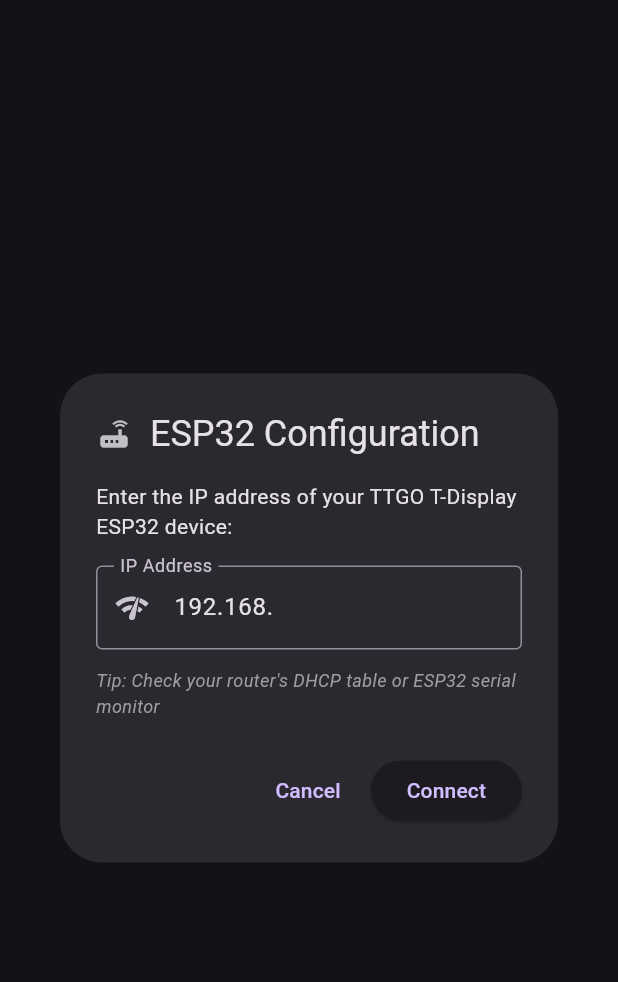
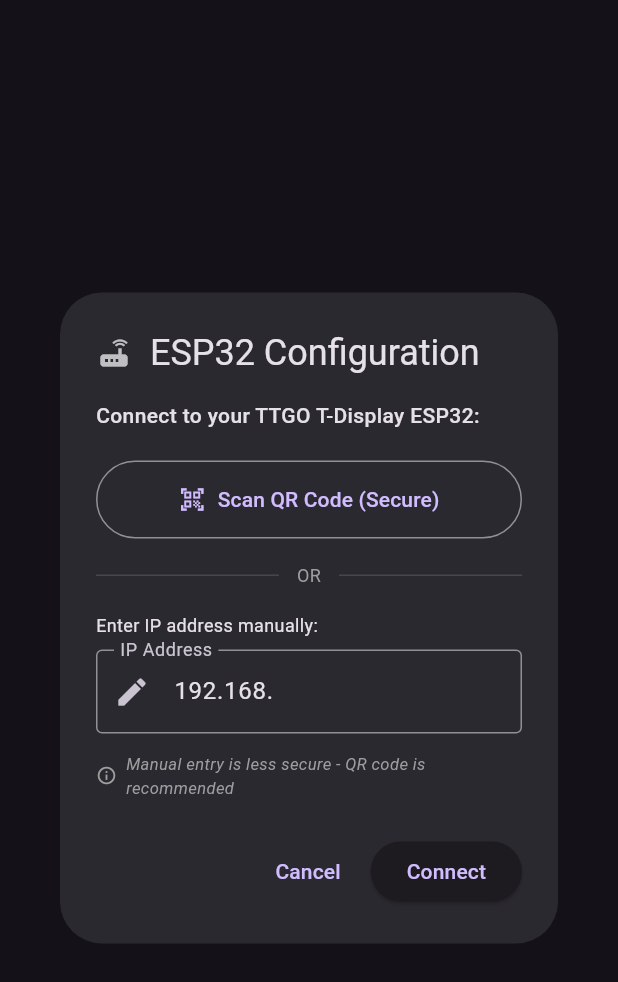
Before and after one commit to fb2001/Smart-Bidonville, a Flutter app: the IpConfigDialog widget shown alone on an empty page, opened directly, on a phone screen of 412 x 824 dp. Shown: the top 982 px of the screen. Run offline on Flutter 3.47's test engine with Material 3 defaults, Android fonts, the phone set to English and light mode, and no system bars; our stand-ins replace firebase_auth, firebase_core, google_sign_in, shared_preferences; missing offline and left inert: mobile_scanner; accounts and stored records are empty.

Commit message:
Add QR code token-based authentication for secure ESP32 device pairing

```diff
--- /dev/null
+++ b/lib/core/models/device_credentials.dart
@@ -0,0 +1,57 @@
+import 'dart:convert';
+
+/// Represents ESP32 device credentials scanned from QR code
+class DeviceCredentials {
+  final String ipAddress;
+  final String authToken;
+  final String? deviceName;
+
+  DeviceCredentials({
+    required this.ipAddress,
+    required this.authToken,
+    this.deviceName,
+  });
+
+  /// Parse credentials from QR code JSON
+  /// Expected format: {"ip": "172.20.10.2", "token": "abc123xyz", "name": "Living Room Fan"}
+  factory DeviceCredentials.fromQrCode(String qrData) {
+    try {
+      final json = jsonDecode(qrData) as Map<String, dynamic>;
+
+      if (!json.containsKey('ip') || !json.containsKey('token')) {
+        throw FormatException('QR code must contain "ip" and "token" fields');
+      }
+
+      return DeviceCredentials(
+        ipAddress: json['ip'] as String,
+        authToken: json['token'] as String,
+        deviceName: json['name'] as String?,
+      );
+    } catch (e) {
+      throw FormatException('Invalid QR code format: $e');
+    }
+  }
+
+  /// Convert to JSON for storage
+  Map<String, dynamic> toJson() {
+    return {
+      'ip': ipAddress,
+      'token': authToken,
+      if (deviceName != null) 'name': deviceName,
+    };
+  }
+
+  /// Create from stored JSON
+  factory DeviceCredentials.fromJson(Map<String, dynamic> json) {
+    return DeviceCredentials(
+      ipAddress: json['ip'] as String,
+      authToken: json['token'] as String,
+      deviceName: json['name'] as String?,
+    );
+  }
+
+  @override
+  String toString() {
+    return 'DeviceCredentials(ip: $ipAddress, token: ${authToken.substring(0, 8)}..., name: $deviceName)';
+  }
+}
--- a/lib/shared/widgets/ip_config_dialog.dart
+++ b/lib/shared/widgets/ip_config_dialog.dart
@@ -1,4 +1,6 @@
 import 'package:flutter/material.dart';
+import '../../core/models/device_credentials.dart';
+import 'qr_scanner_screen.dart';
 
 class IpConfigDialog extends StatefulWidget {
   final String? currentIp;
@@ -50,7 +52,34 @@
       return;
     }
 
-    Navigator.of(context).pop(ip);
+    // Return DeviceCredentials with IP but no token (manual entry)
+    final credentials = DeviceCredentials(
+      ipAddress: ip,
+      authToken: '', // No token for manual entry
+    );
+    Navigator.of(context).pop(credentials);
+  }
+
+  Future<void> _handleQrScan() async {
+    try {
+      final credentials = await Navigator.of(context).push<DeviceCredentials>(
+        MaterialPageRoute(
+          builder: (context) => const QrScannerScreen(),
+          fullscreenDialog: true,
+        ),
+      );
+
+      if (credentials != null && mounted) {
+        // Return the scanned credentials
+        Navigator.of(context).pop(credentials);
+      }
+    } catch (e) {
+      if (mounted) {
+        setState(() {
+          _errorMessage = 'QR scan failed: ${e.toString()}';
+        });
+      }
+    }
   }
 
   @override
@@ -65,13 +94,52 @@
       ),
       content: Column(
         mainAxisSize: MainAxisSize.min,
-        crossAxisAlignment: CrossAxisAlignment.start,
+        crossAxisAlignment: CrossAxisAlignment.stretch,
         children: [
           const Text(
-            'Enter the IP address of your TTGO T-Display ESP32 device:',
-            style: TextStyle(fontSize: 14),
+            'Connect to your TTGO T-Display ESP32:',
+            style: TextStyle(fontSize: 14, fontWeight: FontWeight.w500),
           ),
+          const SizedBox(height: 20),
+
+          // QR Scan Button
+          OutlinedButton.icon(
+            onPressed: _handleQrScan,
+            icon: const Icon(Icons.qr_code_scanner),
+            label: const Text('Scan QR Code (Secure)'),
+            style: OutlinedButton.styleFrom(
+              padding: const EdgeInsets.symmetric(vertical: 16),
+            ),
+          ),
+
           const SizedBox(height: 16),
+
+          // Divider with "OR"
+          Row(
+            children: [
+              const Expanded(child: Divider()),
+              Padding(
+                padding: const EdgeInsets.symmetric(horizontal: 12),
+                child: Text(
+                  'OR',
+                  style: TextStyle(
+                    color: Colors.grey.shade500,
+                    fontSize: 12,
+                  ),
+                ),
+              ),
+              const Expanded(child: Divider()),
+            ],
+          ),
+
+          const SizedBox(height: 16),
+
+          // Manual IP Entry
+          const Text(
+            'Enter IP address manually:',
+            style: TextStyle(fontSize: 12),
+          ),
+          const SizedBox(height: 8),
           TextField(
             controller: _controller,
             keyboardType: TextInputType.number,
@@ -79,7 +147,7 @@
               labelText: 'IP Address',
               hintText: '192.168.1.100',
               errorText: _errorMessage,
-              prefixIcon: const Icon(Icons.network_check),
+              prefixIcon: const Icon(Icons.edit),
               border: const OutlineInputBorder(),
             ),
             onChanged: (_) {
@@ -92,13 +160,21 @@
             onSubmitted: (_) => _handleSubmit(),
           ),
           const SizedBox(height: 12),
-          Text(
-            'Tip: Check your router\'s DHCP table or ESP32 serial monitor',
-            style: TextStyle(
-              fontSize: 12,
-              color: Colors.grey.shade500,
-              fontStyle: FontStyle.italic,
-            ),
+          Row(
+            children: [
+              Icon(Icons.info_outline, size: 14, color: Colors.grey.shade500),
+              const SizedBox(width: 6),
+              Expanded(
+                child: Text(
+                  'Manual entry is less secure - QR code is recommended',
+                  style: TextStyle(
+                    fontSize: 11,
+                    color: Colors.grey.shade500,
+                    fontStyle: FontStyle.italic,
+                  ),
+                ),
+              ),
+            ],
           ),
         ],
       ),
@@ -117,8 +193,8 @@
 }
 
 // Helper function to show dialog
-Future<String?> showIpConfigDialog(BuildContext context, {String? currentIp}) {
-  return showDialog<String>(
+Future<DeviceCredentials?> showIpConfigDialog(BuildContext context, {String? currentIp}) {
+  return showDialog<DeviceCredentials>(
     context: context,
     barrierDismissible: false,
     builder: (context) => IpConfigDialog(currentIp: currentIp),
--- a/pubspec.yaml
+++ b/pubspec.yaml
@@ -50,6 +50,9 @@
 
   # Persistent storage for ESP32 IP
   shared_preferences: ^2.2.2
+
+  # QR Code scanner for device pairing
+  mobile_scanner: ^5.2.3
 
   # The following adds the Cupertino Icons font to your application.
   # Use with the CupertinoIcons class for iOS style icons.
```
Also changed, not shown: lib/core/api/fan_api_service.dart (+29 -6 lines), lib/core/config/esp32_config.dart (+65 -18 lines), lib/features/dashboard/view/dashboard_screen.dart (+6 -6 lines), lib/features/dashboard/viewmodel/dashboard_provider.dart (+9 -0 lines), lib/shared/widgets/qr_scanner_screen.dart (added, +209 -0 lines), pubspec.lock, 15 other files.
